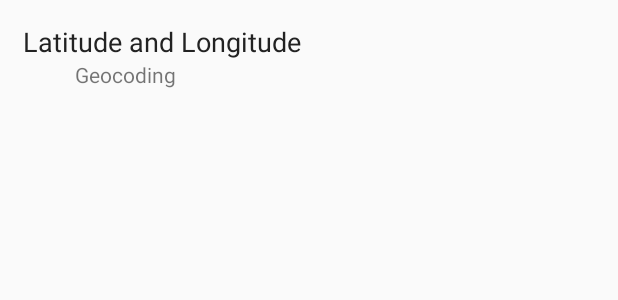
After one commit to ragor114/LiebesTagebuch, an Android app: the layout map_box_layout.xml on its own in the app's theme, with its tools: preview values and no code run, on a phone screen of 412 x 824 dp. The commit adds this screen. Shown: the top 300 px of the screen. Run offline under Robolectric (Android 15) with nearby library versions, the phone set to English and light mode, and no system bars.

Commit message:
Einbinden einer MapBox klappt (wenn auch nicht ganz so wie gewollt

```diff
--- a/app/src/main/AndroidManifest.xml
+++ b/app/src/main/AndroidManifest.xml
@@ -52,6 +52,7 @@
         <activity android:name=".GridView.GridActivity" />
         <activity android:name=".Settings.SettingsActivity" />
         <activity android:name=".DetailAndEditActivity.DetailActivity" />
+        <activity android:name=".DetailAndEditActivity.MapBoxDetailActivity" />
         <activity android:name=".EditActivities.TypeChooserActivity" />
         <activity android:name=".EditActivities.EditTextBoxActivity" />
         <activity android:name=".EditActivities.EditPictureBoxActivity" />
--- a/app/src/main/java/ur/mi/liebestagebuch/Boxes/Type.java
+++ b/app/src/main/java/ur/mi/liebestagebuch/Boxes/Type.java
@@ -1,5 +1,5 @@
 package ur.mi.liebestagebuch.Boxes;
 
 public enum Type {
-    TEXT, PICTURE;
+    TEXT, PICTURE, MAP;
 }
--- a/app/src/main/java/ur/mi/liebestagebuch/DetailAndEditActivity/EntryDetail.java
+++ b/app/src/main/java/ur/mi/liebestagebuch/DetailAndEditActivity/EntryDetail.java
@@ -84,8 +84,9 @@ public class EntryDetail implements CryptoListener {
         return boxList.get(id);
     }
 
-    public void addBoxToBoxList(Box box){
+    public int addBoxToBoxList(Box box){
         boxList.add(box);
+        return boxList.indexOf(box);
     }
 
     public Emotion getEmotion(){
--- /dev/null
+++ b/app/src/main/res/drawable/ic_edit_black_24dp.xml
@@ -0,0 +1,5 @@
+<vector android:height="24dp" android:tint="#FFFFFF"
+    android:viewportHeight="24.0" android:viewportWidth="24.0"
+    android:width="24dp" xmlns:android="http://schemas.android.com/apk/res/android">
+    <path android:fillColor="#FF000000" android:pathData="M3,17.25V21h3.75L17.81,9.94l-3.75,-3.75L3,17.25zM20.71,7.04c0.39,-0.39 0.39,-1.02 0,-1.41l-2.34,-2.34c-0.39,-0.39 -1.02,-0.39 -1.41,0l-1.83,1.83 3.75,3.75 1.83,-1.83z"/>
+</vector>
--- /dev/null
+++ b/app/src/main/res/layout/map_box_layout.xml
@@ -0,0 +1,28 @@
+<?xml version="1.0" encoding="utf-8"?>
+<RelativeLayout
+    xmlns:android="http://schemas.android.com/apk/res/android" android:layout_width="match_parent"
+    android:layout_height="match_parent">
+
+    <TextView
+        android:id="@+id/map_box_lat_lng"
+        android:layout_width="match_parent"
+        android:layout_height="wrap_content"
+        android:layout_marginTop="15dp"
+        android:layout_marginLeft="15dp"
+        android:layout_marginRight="15dp"
+        android:text="Latitude and Longitude"
+        android:textColor="#222"
+        android:textSize="18sp"/>
+
+    <TextView
+        android:id="@+id/map_box_geocoding"
+        android:layout_width="match_parent"
+        android:layout_height="wrap_content"
+        android:text="Geocoding"
+        android:color="#777"
+        android:layout_marginLeft="50dp"
+        android:layout_marginRight="50dp"
+        android:textSize="14sp"
+        android:layout_below="@id/map_box_lat_lng"/>
+
+</RelativeLayout>
--- a/app/src/main/res/values/strings.xml
+++ b/app/src/main/res/values/strings.xml
@@ -25,4 +25,5 @@
     <string name="set_password_first">Please set the password before using fingerprints</string>
     <string name="type_chooser_map">Add Map</string>
     <string name="title_activity_maps">Map</string>
+    <string name="edit_map">Edit Map/Location</string>
 </resources>
```
Also changed, not shown: app/src/main/java/ur/mi/liebestagebuch/Boxes/MapBox.java (added, +80 -0 lines), app/src/main/java/ur/mi/liebestagebuch/DetailAndEditActivity/BoxListAdapter.java (+9 -3 lines), app/src/main/java/ur/mi/liebestagebuch/DetailAndEditActivity/DetailActivity.java (+23 -3 lines), app/src/main/java/ur/mi/liebestagebuch/DetailAndEditActivity/MapBoxDetailActivity.java (added, +111 -0 lines), app/src/main/java/ur/mi/liebestagebuch/EditActivities/EditMapBoxActivity.java (+13 -1 lines), app/src/main/res/layout/map_box_detail_activity.xml (added, +14 -0 lines), app/src/main/res/menu/map_box_acticity_action_bar.xml (added, +11 -0 lines).
